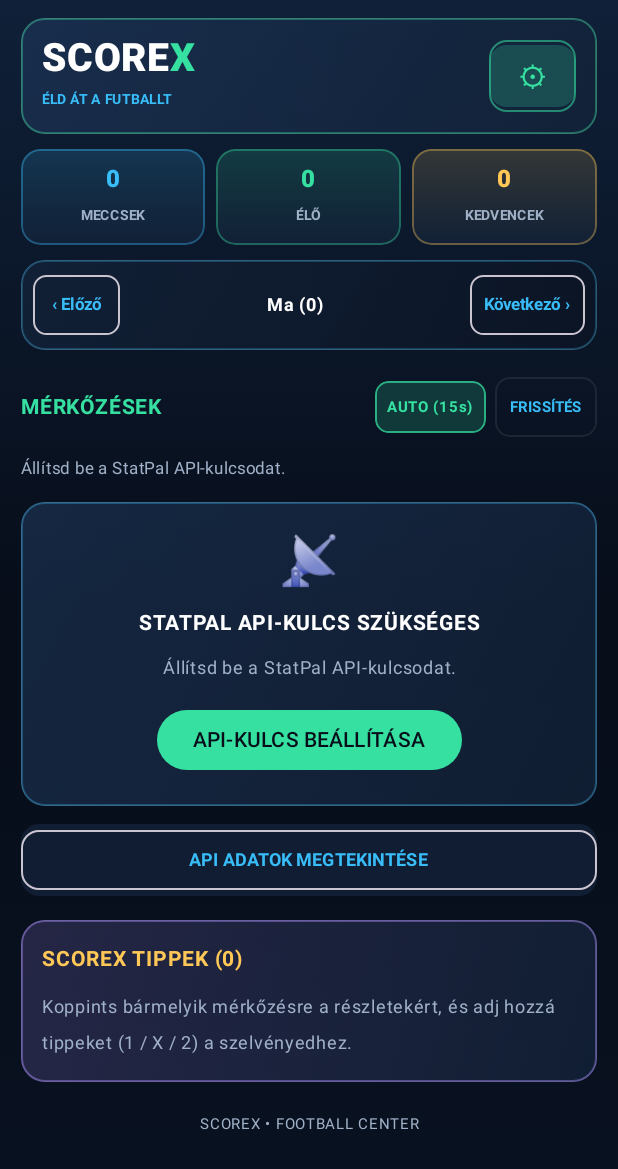
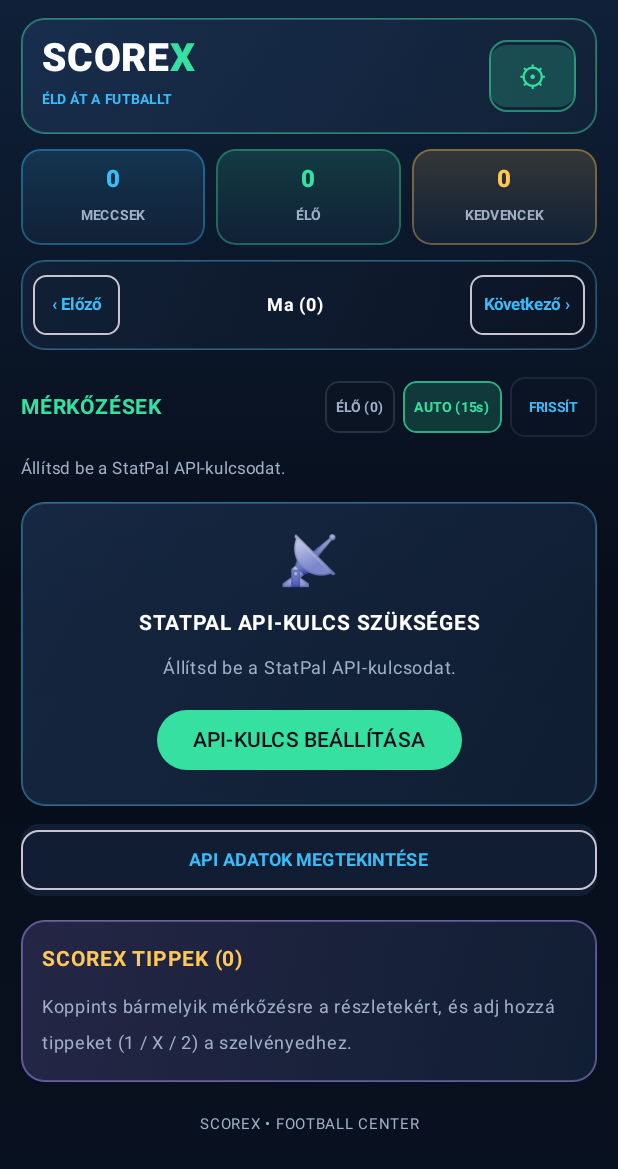
Before and after one commit to apagyizsolt6-ship-it/Scorex, an Android app built with Jetpack Compose: the screen it shows after launch (MainActivity), on a phone screen of 412 x 824 dp. Shown: the top 1169 px of the screen. Run offline under Robolectric (Android 15) with nearby library versions, the phone set to English and light mode, and no system bars.

Commit message:
Implement tip priority ranking and sorting option
Added tipPriorityRank function to prioritize tips based on status labels. Introduced sortTipsByPriority state to allow sorting of tips in HomeScreen.

```diff
--- a/app/src/main/java/hu/scorex/app/HomeScreen.kt
+++ b/app/src/main/java/hu/scorex/app/HomeScreen.kt
@@ -89,6 +89,15 @@ private fun loadMatchesCache(
     return result
 }
 
+private fun tipPriorityRank(statusLabel: String): Int = when (statusLabel) {
+    "Nyerésre áll" -> 0
+    "Találat" -> 1
+    "Jelenleg nem jó" -> 2
+    "Nem jött be" -> 3
+    "Lezárult" -> 4
+    else -> 5
+}
+
 @Composable
 internal fun HomeScreen(
     preferences: SharedPreferences,
@@ -135,6 +144,8 @@ internal fun HomeScreen(
 
     var dayOffset by remember { mutableIntStateOf(0) }
     var autoRefresh by remember { mutableStateOf(true) }
+    var forceLiveOnly by remember { mutableStateOf(false) }
+    var sortTipsByPriority by remember { mutableStateOf(true) }
     var tipFilter by remember { mutableStateOf(TipFilter.ALL) }
     var selectedQuickLeague by remember { mutableStateOf<String?>(null) }
     var selectedQuickTeam by remember { mutableStateOf<String?>(null) }
@@ -145,6 +156,7 @@ internal fun HomeScreen(
     var isLoading by remember { mutableStateOf(false) }
     var refreshTrigger by remember { mutableIntStateOf(0) }
     var lastUpdated by remember { mutableStateOf("") }
+    var dailyUsageText by remember { mutableStateOf(StatPalApi.lastDailyRequestCount) }
 
     val favoriteCount = remember(preferences, matches) {
         preferences.getStringSet("favorite_leagues", emptySet()).orEmpty().size
@@ -165,8 +177,8 @@ internal fun HomeScreen(
         }
     }
 
-    val filteredTipStatuses = remember(tipStatuses, tipFilter) {
-        when (tipFilter) {
+    val filteredTipStatuses = remember(tipStatuses, tipFilter, sortTipsByPriority) {
+        val filtered = when (tipFilter) {
             TipFilter.ALL -> tipStatuses
             TipFilter.WINNING -> tipStatuses.filter { (_, st, _) ->
                 st.first == "Nyerésre áll" || st.first == "Találat"
@@ -177,6 +189,11 @@ internal fun HomeScreen(
             TipFilter.SETTLED -> tipStatuses.filter { (_, st, _) ->
                 st.first == "Találat" || st.first == "Nem jött be" || st.first == "Lezárult"
             }
+        }
+        if (sortTipsByPriority) {
+            filtered.sortedBy { (_, st, _) -> tipPriorityRank(st.first) }
+        } else {
+            filtered
         }
     }
 
@@ -215,12 +232,16 @@ internal fun HomeScreen(
         do {
             isLoading = true
             statusMessage = "Kapcsolódás a StatPalhoz (${formatOffsetLabel(dayOffset)})..."
+            var rateLimited = false
 
             try {
                 val previousSnapshot = matches
-                val result = withContext(Dispatchers.IO) {
-                    StatPalApi.fetchLiveMatches(apiKey, dayOffset)
+                val (result, usage) = withContext(Dispatchers.IO) {
+                    val m = StatPalApi.fetchLiveMatches(apiKey, dayOffset)
+                    val u = StatPalApi.fetchDailyRequestCount(apiKey)
+                    m to u
                 }
+                dailyUsageText = usage
 
                 if (dayOffset == 0 && previousSnapshot.isNotEmpty() && !isCachedData) {
                     ScorexNotifier.detectAndNotifyChanges(
@@ -266,6 +287,7 @@ internal fun HomeScreen(
                 lastUpdated = SimpleDateFormat("HH:mm:ss", Locale.getDefault()).format(Date())
 
             } catch (exception: Exception) {
+                rateLimited = StatPalApi.lastWasRateLimited
                 val cached = loadMatchesCache(preferences, dayOffset)
                 if (cached.isNotEmpty()) {
                     matches = cached
@@ -280,7 +302,8 @@ internal fun HomeScreen(
             }
 
             if (autoRefresh) {
-                delay(refreshIntervalSec * 1_000L)
+                val waitSec = if (rateLimited) maxOf(refreshIntervalSec, 30) else refreshIntervalSec
+                delay(waitSec * 1_000L)
             }
         } while (autoRefresh)
     }
@@ -319,7 +342,11 @@ internal fun HomeScreen(
                         )
                     }
                     Text(
-                        text = "ÉLD ÁT A FUTBALLT",
+                        text = if (dailyUsageText != "-") {
+                            "ÉLD ÁT A FUTBALLT • NAPI HÍVÁS: $dailyUsageText"
+                        } else {
+                            "ÉLD ÁT A FUTBALLT"
+                        },
                         color = CyanAccent,
                         fontSize = 9.sp,
                         fontWeight = FontWeight.Bold
@@ -449,9 +476,32 @@ internal fun HomeScreen(
             )
 
             Row(
-                horizontalArrangement = Arrangement.spacedBy(6.dp),
+                horizontalArrangement = Arrangement.spacedBy(5.dp),
                 verticalAlignment = Alignment.CenterVertically
             ) {
+                Box(
+                    modifier = Modifier
+                        .clip(RoundedCornerShape(9.dp))
+                        .background(
+                            if (forceLiveOnly) AccentColor.copy(alpha = 0.22f)
+                            else GlassWell
+                        )
+                        .border(
+                            width = 1.dp,
+                            color = if (forceLiveOnly) AccentColor else Color.White.copy(alpha = 0.12f),
+                            shape = RoundedCornerShape(9.dp)
+                        )
+                        .clickable { forceLiveOnly = !forceLiveOnly }
+                        .padding(horizontal = 7.dp, vertical = 5.dp)
+                ) {
+                    Text(
+                        text = "ÉLŐ ($liveMatchesCount)",
+                        color = if (forceLiveOnly) AccentColor else SecondaryColor,
+                        fontSize = 9.sp,
+                        fontWeight = FontWeight.Bold
+                    )
+                }
+
                 Box(
                     modifier = Modifier
                         .clip(RoundedCornerShape(9.dp))
@@ -465,12 +515,12 @@ internal fun HomeScreen(
                             shape = RoundedCornerShape(9.dp)
                         )
                         .clickable { autoRefresh = !autoRefresh }
-                        .padding(horizontal = 8.dp, vertical = 5.dp)
+                        .padding(horizontal = 7.dp, vertical = 5.dp)
                 ) {
                     Text(
                         text = if (autoRefresh) "AUTO (${refreshIntervalSec}s)" else "AUTO: KI",
                         color = if (autoRefresh) AccentColor else SecondaryColor,
-                        fontSize = 10.sp,
+                        fontSize = 9.sp,
                         fontWeight = FontWeight.Bold
                     )
                 }
@@ -479,12 +529,12 @@ internal fun HomeScreen(
                     onClick = { refreshTrigger++ },
                     enabled = !isLoading && apiKey.isNotBlank(),
                     shape = RoundedCornerShape(10.dp),
-                    contentPadding = PaddingValues(horizontal = 10.dp, vertical = 3.dp)
+                    contentPadding = PaddingValues(horizontal = 8.dp, vertical = 3.dp)
                 ) {
                     Text(
-                        text = "FRISSÍTÉS",
+                        text = "FRISSÍT",
                         color = CyanAccent,
-                        fontSize = 10.sp,
+                        fontSize = 9.sp,
                         fontWeight = FontWeight.Bold
                     )
                 }
@@ -506,7 +556,8 @@ internal fun HomeScreen(
                 color = when {
                     isCachedData -> WarningColor
                     statusMessage.contains("hiba", true) ||
-                        statusMessage.contains("hibás", true) -> ErrorColor
+                        statusMessage.contains("hibás", true) ||
+                        statusMessage.contains("429", true) -> ErrorColor
                     else -> SecondaryColor
                 },
                 fontSize = 11.sp,
@@ -604,6 +655,7 @@ internal fun HomeScreen(
                 savedTips = savedTips,
                 selectedLeagueKey = selectedQuickLeague,
                 selectedTeamKey = selectedQuickTeam,
+                forceLiveOnly = forceLiveOnly,
                 onClearSelectedLeague = { selectedQuickLeague = null },
                 onClearSelectedTeam = { selectedQuickTeam = null },
                 onSelectMatch = onSelectMatch
@@ -658,6 +710,20 @@ internal fun HomeScreen(
                     )
 
                     Row(horizontalArrangement = Arrangement.spacedBy(5.dp)) {
+                        if (savedTips.size > 1) {
+                            Text(
+                                text = if (sortTipsByPriority) "AKTÍV ↑" else "SORREND",
+                                color = PurpleAccent,
+                                fontSize = 9.sp,
+                                fontWeight = FontWeight.Bold,
+                                modifier = Modifier
+                                    .clip(RoundedCornerShape(7.dp))
+                                    .background(GlassWell)
+                                    .clickable { sortTipsByPriority = !sortTipsByPriority }
+                                    .padding(horizontal = 6.dp, vertical = 3.dp)
+                            )
+                        }
+
                         if (savedTips.isNotEmpty()) {
                             Text(
                                 text = "MÁSOL",
@@ -795,7 +861,7 @@ internal fun HomeScreen(
                     text = if (savedTips.isEmpty()) {
                         "Koppints bármelyik mérkőzésre a részletekért, és adj hozzá tippeket (1 / X / 2) a szelvényedhez."
                     } else {
-                        "Elmentett tippjeid és aktuális állásuk:"
+                        "Elmentett tippjeid és aktuális állásuk ($settledCount lezárt):"
                     },
                     color = SecondaryColor,
                     fontSize = 12.sp
```
